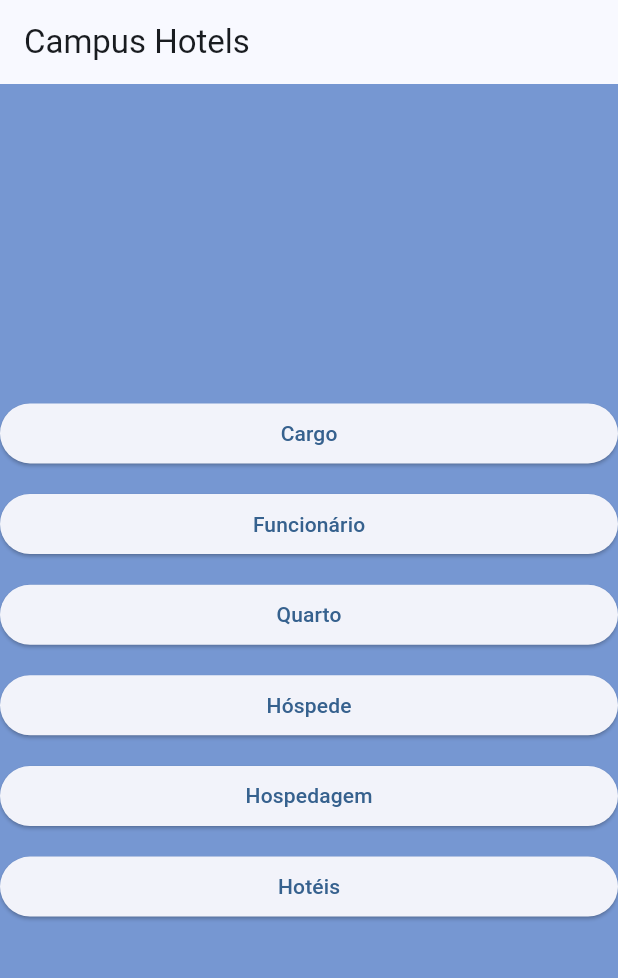
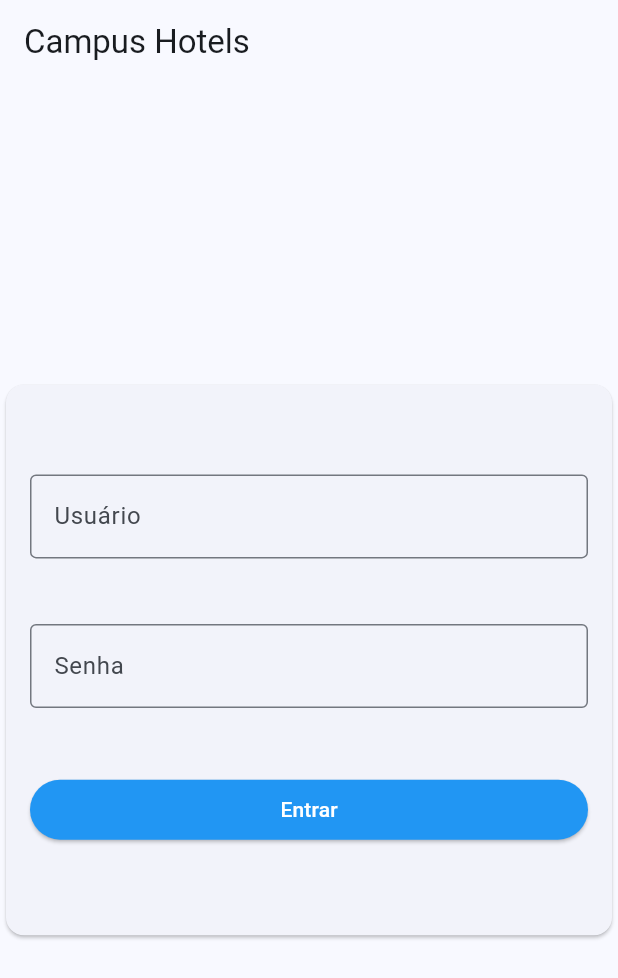
Before and after one commit to fortmea/front-pi7, a Flutter app: the screen it shows after launch, on a phone screen of 412 x 824 dp. Shown: the top 978 px of the screen. Run offline on Flutter 3.47's test engine with Material 2 defaults, Android fonts, the phone set to English and light mode, and no system bars.

Commit message:
Update foda

```diff
--- a/lib/Home.dart
+++ b/lib/Home.dart
@@ -14,7 +14,7 @@ class _HomeState extends State<Home> {
         appBar: AppBar(
           title: Text('Campus Hotels'),
         ),
-        backgroundColor: Color(0xff7697d2),
+        backgroundColor: Color.fromARGB(0, 255, 255, 255),
         body: Center(
           child: SizedBox(
               width: MediaQuery.of(context).devicePixelRatio * 350,
--- /dev/null
+++ b/lib/Login.dart
@@ -0,0 +1,54 @@
+import 'package:flutter/material.dart';
+import 'package:flutter/src/widgets/framework.dart';
+import 'package:flutter/src/widgets/placeholder.dart';
+
+class Login extends StatefulWidget {
+  const Login({super.key});
+
+  @override
+  State<Login> createState() => _LoginState();
+}
+
+class _LoginState extends State<Login> {
+  @override
+  Widget build(BuildContext context) {
+    return Scaffold(
+        appBar: AppBar(
+          title: Text('Campus Hotels'),
+        ),
+        body: Center(
+            child: SizedBox(
+                width: MediaQuery.of(context).devicePixelRatio * 350,
+                height: MediaQuery.of(context).devicePixelRatio * 250,
+                child: Card(
+                    child: Padding(
+                        padding: EdgeInsets.all(16),
+                        child: Column(
+                          crossAxisAlignment: CrossAxisAlignment.stretch,
+                          mainAxisAlignment: MainAxisAlignment.spaceEvenly,
+                          children: [
+                            TextField(
+                              decoration: InputDecoration(
+                                border: OutlineInputBorder(),
+                                labelText: 'Usuário',
+                              ),
+                            ),
+                            TextField(
+                              obscureText: true,
+                              decoration: InputDecoration(
+                                border: OutlineInputBorder(),
+                                labelText: 'Senha',
+
+                              ),
+                            ),
+                            ElevatedButton(
+                              style: ElevatedButton.styleFrom(backgroundColor: Colors.blue, foregroundColor: Colors.white),
+                                onPressed: () {
+                                  Navigator.pushReplacementNamed(
+                                      context, '/home');
+                                },
+                                child: Text('Entrar'))
+                          ],
+                        ))))));
+  }
+}
--- a/lib/main.dart
+++ b/lib/main.dart
@@ -1,4 +1,5 @@
 import 'package:faculhotel/Home.dart';
+import 'package:faculhotel/Login.dart';
 import 'package:faculhotel/hotel_screen.dart';
 import 'package:faculhotel/quarto_screen.dart';
 import 'package:flutter/material.dart';
@@ -32,6 +33,6 @@ class MyApp extends StatelessWidget {
           brightness: Brightness.light,
         ),
         title: 'Campus Hotels',
-        home: Home());
+        home: Login());
   }
 }
--- a/lib/models/Cargo.dart
+++ b/lib/models/Cargo.dart
@@ -40,7 +40,7 @@ class Cargo{
       body: jsonEncode(cargo.toJson()),
     );
     print(response.statusCode);
-    if (response.statusCode == 200) {
+    if (response.statusCode == 201) {
       return true;
     } else {
 
@@ -67,7 +67,7 @@ class Cargo{
   //deletar cargo na api em localhost:3000/api/integrador/cargo
   static Future<bool> deleteCargo(int codigo) async {
     final response = await http.delete(
-      Uri.parse('http://localhost:8080/api/cargos?codigo=$codigo'),
+      Uri.parse('http://localhost:8080/api/cargos/$codigo'),
       headers: <String, String>{
         'Content-Type': 'application/json; charset=UTF-8',
       },
--- a/lib/models/Funcionario.dart
+++ b/lib/models/Funcionario.dart
@@ -57,7 +57,7 @@ class Funcionario {
       body: jsonEncode(funcionario.toJson()),
     );
 
-    if (response.statusCode == 200) {
+    if (response.statusCode == 201) {
       return true;
     } else {
       throw Exception('Falha ao salvar o funcionário.');
@@ -84,7 +84,7 @@ class Funcionario {
   // Função para excluir um funcionário na API em http://localhost:8080/api/funcionarios/:codigo
   static Future<bool> deleteFuncionario(int codigo) async {
     final response = await http.delete(
-      Uri.parse('http://localhost:8080/api/funcionarios?codigo=$codigo'),
+      Uri.parse('http://localhost:8080/api/funcionarios/$codigo'),
       headers: <String, String>{
         'Content-Type': 'application/json; charset=UTF-8',
       },
--- a/lib/models/Hospedagem.dart
+++ b/lib/models/Hospedagem.dart
@@ -68,7 +68,7 @@ class Hospedagem {
       },
       body: jsonEncode(hospedagem.toJson()),
     );
-    if (response.statusCode == 200) {
+    if (response.statusCode == 201) {
       return true;
     } else {
       throw Exception('Falha ao salvar a hospedagem.');
@@ -79,7 +79,7 @@ class Hospedagem {
   static Future<bool> deleteHospedagem(Hospedagem hospedagem) async {
     final response = await http.delete(
       Uri.parse(
-          'http://localhost:8080/api/hospedagens?codigo=${hospedagem.codigo}'),
+          'http://localhost:8080/api/hospedagens/${hospedagem.codigo}'),
       headers: <String, String>{
         'Content-Type': 'application/json; charset=UTF-8',
       },
--- a/lib/models/Hospede.dart
+++ b/lib/models/Hospede.dart
@@ -67,7 +67,7 @@ class Hospede {
       body: jsonEncode(hospede.toJson()),
     );
     print(response.statusCode);
-    if (response.statusCode == 200) {
+    if (response.statusCode == 201) {
       return true;
     } else {
       throw Exception('Falha ao salvar o hospede.');
@@ -94,7 +94,7 @@ class Hospede {
 //deletar hospede na api em localhost:3000/api/integrador/hospede
   static Future<bool> deleteHospede(int codigo) async {
     final response = await http.delete(
-      Uri.parse('http://localhost:8080/api/hospedes?codigo=$codigo'),
+      Uri.parse('http://localhost:8080/api/hospedes/$codigo'),
       headers: <String, String>{
         'Content-Type': 'application/json; charset=UTF-8',
       },
--- a/lib/models/Hotel.dart
+++ b/lib/models/Hotel.dart
@@ -33,7 +33,7 @@ class Hotel {
       body: jsonEncode(hotel.toJson()),
     );
 
-    if (response.statusCode == 200) {
+    if (response.statusCode == 201) {
       return true;
     } else {
       throw Exception('Falha ao salvar o hotel.');
@@ -72,7 +72,7 @@ class Hotel {
   //funcao para excluir um hotel na api em http://localhost:8080/api/hoteis
   static Future<bool> deleteHotel(int codigo) async {
     final response = await http.delete(
-      Uri.parse('http://localhost:8080/api/hoteis?codigo=$codigo'),
+      Uri.parse('http://localhost:8080/api/hoteis/$codigo'),
       headers: <String, String>{
         'Content-Type': 'application/json; charset=UTF-8',
       },
--- a/lib/models/Quarto.dart
+++ b/lib/models/Quarto.dart
@@ -52,7 +52,7 @@ class Quarto {
       },
       body: jsonEncode(quarto.toJson()),
     );
-    if (response.statusCode == 200) {
+    if (response.statusCode == 201) {
       return true;
     } else {
       throw Exception('Falha ao salvar o quarto.');
@@ -78,7 +78,7 @@ class Quarto {
   //deletar quarto na api em localhost:8080/api/integrador/quarto
   static Future<bool> deleteQuarto(int codigo) async {
     final response = await http.delete(
-      Uri.parse('http://localhost:8080/api/quartos?codigo=$codigo'),
+      Uri.parse('http://localhost:8080/api/quartos/$codigo'),
       headers: <String, String>{
         'Content-Type': 'application/json; charset=UTF-8',
       },
```
Also changed, not shown: 1 other file.
